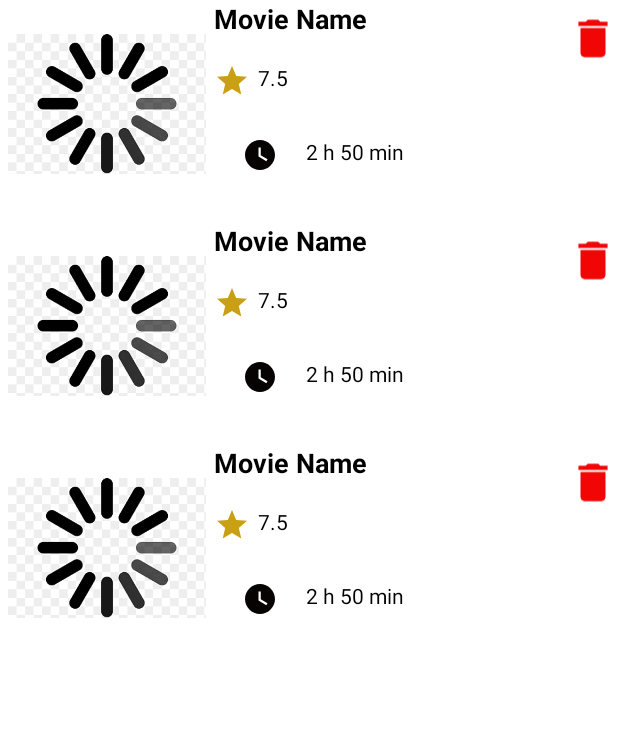
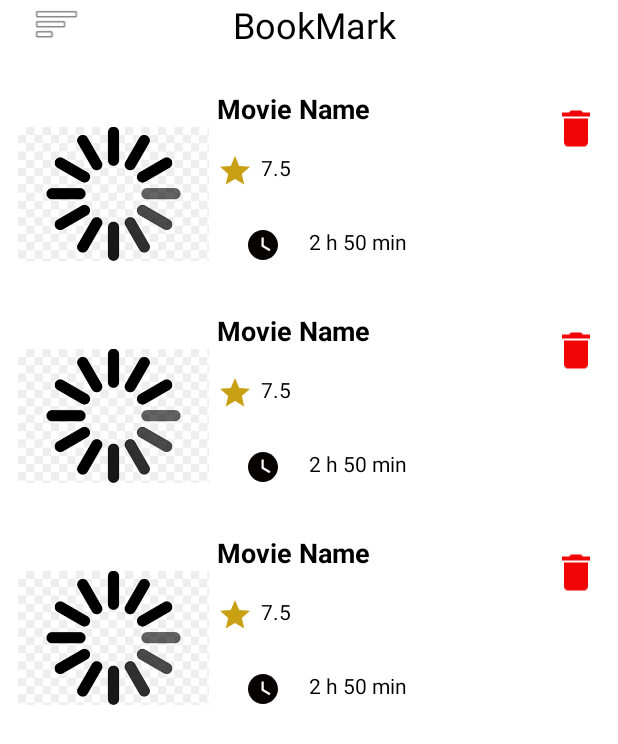
Before and after one commit to nahian0/MovieApp_Kotlin_MVVM, an Android app: the layout fragment_bookmark.xml on its own in the app's theme, with its tools: preview values and no code run, on a phone screen of 412 x 824 dp. Shown: the top 744 px of the screen. Run offline under Robolectric (Android 15) with nearby library versions, the phone set to English and light mode, and no system bars.

Commit message:
some modification

```diff
--- a/app/src/main/java/com/example/movieappnahian/BookmarkFragment.kt
+++ b/app/src/main/java/com/example/movieappnahian/BookmarkFragment.kt
@@ -1,7 +1,6 @@
 package com.example.movieappnahian
 
 import android.os.Bundle
-import android.util.Log
 import android.view.LayoutInflater
 import android.view.View
 import android.view.ViewGroup
@@ -41,7 +40,7 @@ class BookmarkFragment : Fragment() {
 
         bookmarksViewModel.getAllmovies().observe(requireActivity()) {movieList->
             adapterBookmark.submitList(movieList)
-            Log.e("title", "onCreateView: "+movieList.get(0).title )
+            //Log.e("title", "onCreateView: "+movieList.get(0).title )
         }
 
         // Inflate the layout for this fragment
--- a/app/src/main/java/com/example/movieappnahian/HomePageFragment.kt
+++ b/app/src/main/java/com/example/movieappnahian/HomePageFragment.kt
@@ -77,7 +77,7 @@ class HomePageFragment : Fragment() {
 
         }
 
-        genreviewmodel.getGenresById(18)
+        genreviewmodel.getGenresById(10749)
         genreviewmodel.getGenresLiveData.observe(viewLifecycleOwner){
             Log.e("fadsssssssssssssssssssssssssssssssssssssssssssssssss",  it.name)
 
@@ -89,7 +89,7 @@ class HomePageFragment : Fragment() {
         nowshowingviewmodel.nowshowinglivedata.observe(viewLifecycleOwner){
 
            M->
-            Log.e("MovieViewModel",  M.results.toString())
+            //Log.e("MovieViewModel",  M.results.toString())
 
             adapterNowShowing.submitList(M.results)
 
--- a/app/src/main/java/com/example/movieappnahian/MainActivity.kt
+++ b/app/src/main/java/com/example/movieappnahian/MainActivity.kt
@@ -35,7 +35,7 @@ class MainActivity : AppCompatActivity() {
                         binding.drawerLayout.closeDrawer(binding.navView)
                     }else{
                         binding.drawerLayout.closeDrawer(binding.navView)
-                        navHostFragment.findNavController().popBackStack()
+                        navHostFragment.findNavController().navigate(R.id.action_bookmarkFragment_to_homePageFragment)
                     }
 
                     true
--- a/app/src/main/java/com/example/movieappnahian/viewmodels/BookmarksViewModel.kt
+++ b/app/src/main/java/com/example/movieappnahian/viewmodels/BookmarksViewModel.kt
@@ -1,7 +1,6 @@
 package com.example.movieappnahian.viewmodels
 
 import android.app.Application
-import android.util.Log
 import androidx.lifecycle.AndroidViewModel
 import androidx.lifecycle.LiveData
 import androidx.lifecycle.MutableLiveData
@@ -37,7 +36,7 @@ class BookmarksViewModel(application: Application): AndroidViewModel(application
              repository.getMovieByID(id)
                 isBookmarkedLiveData.value = repository.bookmarkModel != null
 
-                Log.e("isBookmarked",isBookmarkedLiveData.value.toString())
+                //Log.e("isBookmarked",isBookmarkedLiveData.value.toString())
             }
             catch (e:Exception){
 
--- a/app/src/main/java/com/example/movieappnahian/viewmodels/NowShowingViewModel.kt
+++ b/app/src/main/java/com/example/movieappnahian/viewmodels/NowShowingViewModel.kt
@@ -16,7 +16,7 @@ class NowShowingViewModel : ViewModel() {
             try {
                 nowshowinglivedata.value = repository.getNowShowingMovie(page)
 
-//                Log.e("MovieViewModel", repository.getNowShowingMovie(page).toString())
+//
             }catch (e: Exception) {
 
             }
--- a/app/src/main/java/com/example/movieappnahian/viewmodels/PopularMoviesViewModel.kt
+++ b/app/src/main/java/com/example/movieappnahian/viewmodels/PopularMoviesViewModel.kt
@@ -16,7 +16,7 @@ class PopularMoviesViewModel : ViewModel() {
             try {
                 popularmovieslivedata.value = repository.getPopularMovies(page)
 
-//                Log.e("MovieViewModel", repository.getNowShowingMovie(page).toString())
+//
             }catch (e: Exception) {
 
             }
--- a/app/src/main/res/layout/fragment_bookmark.xml
+++ b/app/src/main/res/layout/fragment_bookmark.xml
@@ -1,19 +1,52 @@
 <?xml version="1.0" encoding="utf-8"?>
 <layout xmlns:android="http://schemas.android.com/apk/res/android"
+    xmlns:app="http://schemas.android.com/apk/res-auto"
     xmlns:tools="http://schemas.android.com/tools">
 
     <data>
 
     </data>
 
-    <RelativeLayout
+    <androidx.constraintlayout.widget.ConstraintLayout
         android:layout_width="match_parent"
         android:layout_height="match_parent">
 
         <androidx.recyclerview.widget.RecyclerView
             android:id="@+id/BookmarkRecycleView"
-            android:layout_width="match_parent"
-            android:layout_height="match_parent"
+            android:layout_width="393dp"
+            android:layout_height="647dp"
+            android:layout_marginTop="60dp"
+            app:layout_constraintEnd_toEndOf="parent"
+            app:layout_constraintHorizontal_bias="0.355"
+            app:layout_constraintStart_toStartOf="parent"
+            app:layout_constraintTop_toTopOf="parent"
             tools:listitem="@layout/bookmarks_layout" />
-    </RelativeLayout>
+
+        <TextView
+            android:id="@+id/textView3"
+            android:layout_width="wrap_content"
+            android:layout_height="wrap_content"
+            android:layout_marginEnd="148dp"
+            android:layout_weight="1"
+            android:text="BookMark"
+            android:textColor="@color/black"
+            android:textSize="24sp"
+            app:layout_constraintBottom_toTopOf="@+id/BookmarkRecycleView"
+            app:layout_constraintEnd_toEndOf="parent"
+            app:layout_constraintTop_toTopOf="parent"
+            app:layout_constraintVertical_bias="0.0" />
+
+        <ImageView
+            android:id="@+id/menubutton2"
+            android:layout_width="43dp"
+            android:layout_height="wrap_content"
+            android:layout_weight="1"
+            android:onClick="openDrawer"
+            android:src="@android:drawable/ic_menu_sort_by_size"
+            app:layout_constraintEnd_toStartOf="@+id/textView3"
+            app:layout_constraintHorizontal_bias="0.142"
+            app:layout_constraintStart_toStartOf="parent"
+            app:layout_constraintTop_toTopOf="parent" />
+
+    </androidx.constraintlayout.widget.ConstraintLayout>
 </layout>
```
